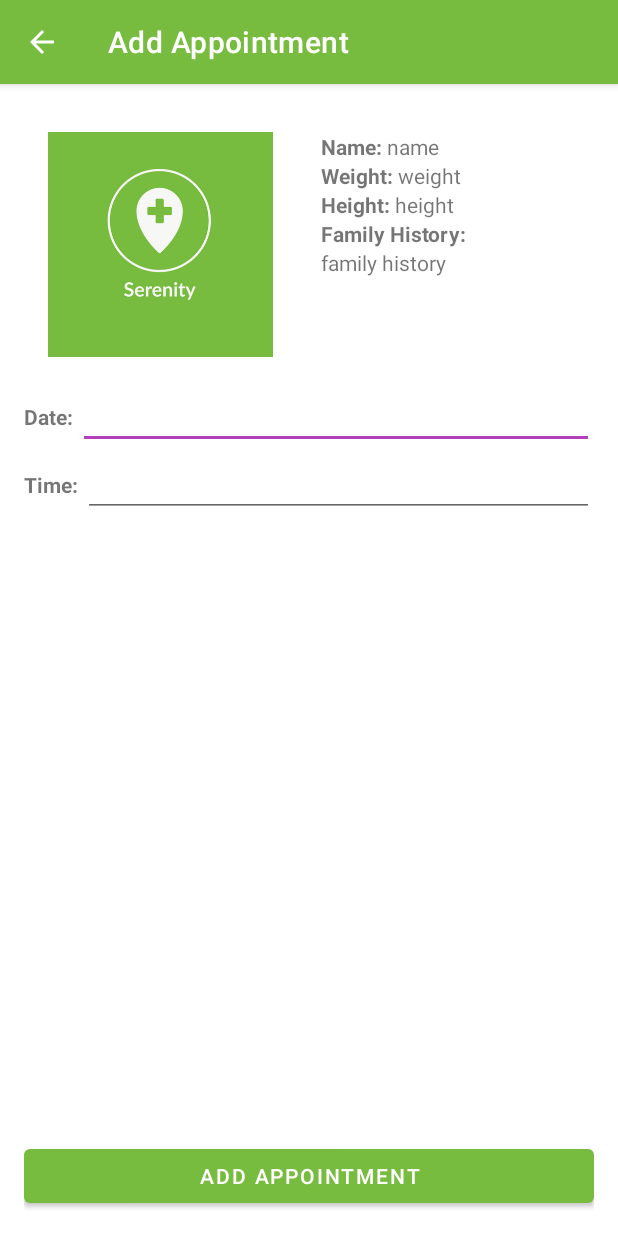
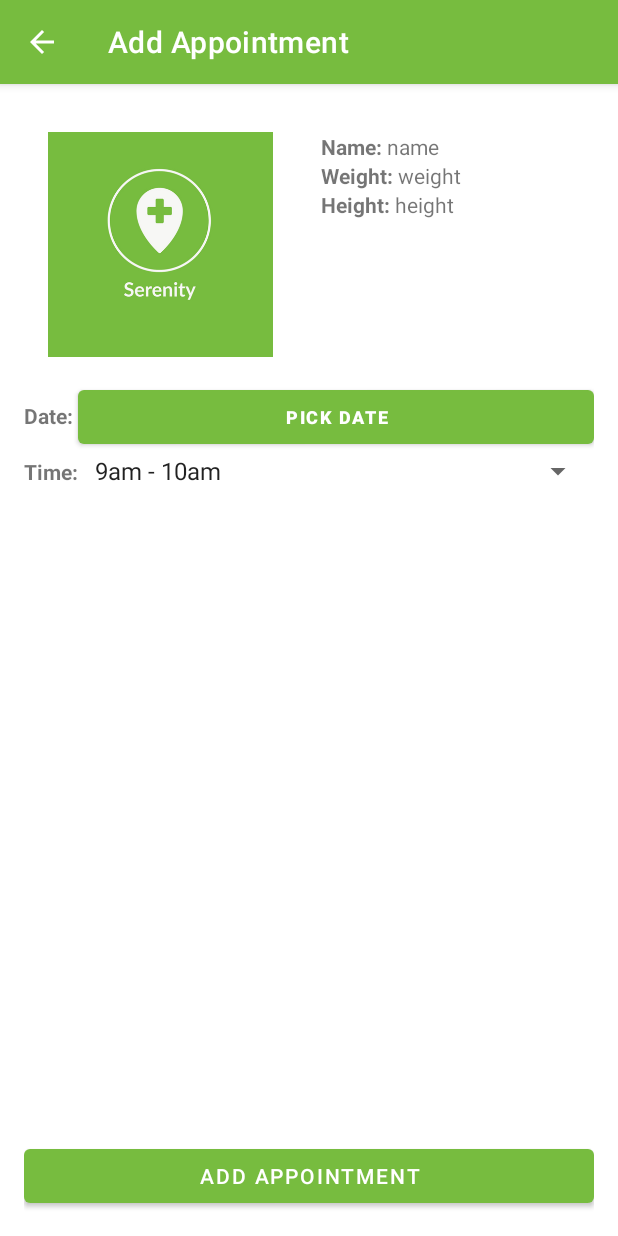
Before and after one commit to Grrom/Serenity-Health, an Android app: the AddAppointmentActivity screen opened directly, with no data from a screen before it, on a phone screen of 412 x 824 dp. Run offline under Robolectric (Android 15) with nearby library versions, the phone set to English and light mode, and no system bars; 4 statements that could not run were skipped.

Commit message:
implement add appointment feature

```diff
--- a/app/src/main/java/com/example/serenityhealth/AddAppointmentActivity.java
+++ b/app/src/main/java/com/example/serenityhealth/AddAppointmentActivity.java
@@ -2,24 +2,78 @@ package com.example.serenityhealth;
 
 import androidx.appcompat.app.AppCompatActivity;
 
+import android.app.DatePickerDialog;
+import android.net.Uri;
 import android.os.Bundle;
+import android.widget.ArrayAdapter;
 import android.widget.Button;
-import android.widget.Toast;
+import android.widget.ImageView;
+import android.widget.Spinner;
+import android.widget.TextView;
+
+import com.example.serenityhealth.helpers.AppointmentDbHelper;
+import com.example.serenityhealth.helpers.Constants;
+import com.example.serenityhealth.helpers.TimeSlot;
+import com.example.serenityhealth.models.ConsultationModel;
+import com.example.serenityhealth.models.UserModel;
+
+import java.text.ParseException;
+import java.util.ArrayList;
+import java.util.Calendar;
+import java.util.Date;
+
 
 public class AddAppointmentActivity extends AppCompatActivity {
+
+    static String TAG = "AddAppointment";
+    Calendar today =  Calendar.getInstance();
 
     @Override
     protected void onCreate(Bundle savedInstanceState) {
         super.onCreate(savedInstanceState);
         setContentView(R.layout.activity_add_appointment);
 
+        UserModel user = (UserModel) getIntent().getSerializableExtra("user");
+
         getSupportActionBar().setTitle("Add Appointment");
 
+        ImageView image = findViewById(R.id.patient_image);
+        TextView name = findViewById(R.id.patient_name);
+        TextView weight = findViewById(R.id.patient_weight);
+        TextView height = findViewById(R.id.patient_height);
+
         Button addAppointmentButton = findViewById(R.id.add_appointment_button);
+        TextView datePicker = findViewById(R.id.date_input);
+
+        name.setText(user.getFullName());
+        weight.setText(user.getWeightKg());
+        height.setText(user.getHeightCm());
+        image.setImageURI(Uri.parse(user.getImageUri()));
+
+        Spinner pickTimeSlot = findViewById(R.id.time_input);
+
+        datePicker.setOnClickListener(view->{
+             DatePickerDialog dp = new DatePickerDialog(this, (view1, year, month, dayOfMonth) -> datePicker.setText(Constants.dateFormatter.format(new Date(year-1900, month, dayOfMonth))),today.get(Calendar.YEAR) , today.get(Calendar.MONTH), today.get(Calendar.DAY_OF_MONTH));
+             dp.show();
+        });
+
+
+        ArrayList<String> timeSlots = new ArrayList<>();
+        for (int i = 0; i < TimeSlot.values().length; i++) {
+            timeSlots.add(TimeSlot.values()[i].value);
+        }
+
+        ArrayAdapter adapter = new ArrayAdapter<String>(this, android.R.layout.simple_spinner_item, timeSlots);
+        adapter.setDropDownViewResource(android.R.layout.simple_spinner_dropdown_item);
+
+        pickTimeSlot.setAdapter(adapter);
 
         addAppointmentButton.setOnClickListener(view -> {
-            onBackPressed();
-            Toast.makeText(this, "This feature is not ready yet", Toast.LENGTH_SHORT).show();
+            try {
+                AppointmentDbHelper.createAppointment(this, new ConsultationModel(Constants.dateFormatter.parse(datePicker.getText().toString()), TimeSlot.toTimeSlot( pickTimeSlot.getSelectedItem().toString()), user));
+            } catch (ParseException e) {
+                e.printStackTrace();
+            }
         });
     }
 
--- a/app/src/main/java/com/example/serenityhealth/adapters/HistoryAdapter.java
+++ b/app/src/main/java/com/example/serenityhealth/adapters/HistoryAdapter.java
@@ -36,8 +36,6 @@ public class HistoryAdapter extends RecyclerView.Adapter<HistoryAdapter.MyViewHo
 
     @Override
     public void onBindViewHolder(@NonNull HistoryAdapter.MyViewHolder holder, int position) {
-        holder.patientImage.setImageResource(consultations.get(position).getImage());
-        holder.patientName.setText(consultations.get(position).getPatientId() + "");
         holder.date.setText(consultations.get(position).getDate().toString());
         holder.time.setText(consultations.get(position).getTime().toString());
 
@@ -56,8 +54,6 @@ public class HistoryAdapter extends RecyclerView.Adapter<HistoryAdapter.MyViewHo
 
     public static class MyViewHolder extends RecyclerView.ViewHolder {
 
-        ImageView patientImage;
-        TextView patientName;
         TextView date;
         TextView time;
         Button proceedButton;
@@ -65,8 +61,6 @@ public class HistoryAdapter extends RecyclerView.Adapter<HistoryAdapter.MyViewHo
         public MyViewHolder(@NonNull View itemView) {
             super(itemView);
 
-            patientImage = itemView.findViewById(R.id.patient_image);
-            patientName = itemView.findViewById(R.id.patient_name);
             date = itemView.findViewById(R.id.consultation_date);
             time = itemView.findViewById(R.id.consultation_time);
             proceedButton = itemView.findViewById(R.id.proceed_consultation);
--- /dev/null
+++ b/app/src/main/java/com/example/serenityhealth/helpers/TimeSlot.java
@@ -0,0 +1,29 @@
+package com.example.serenityhealth.helpers;
+
+public enum TimeSlot {
+    am9_10("9am - 10am"),
+    am10_11("10am - 11am"),
+    am11_12("11am - 12pm"),
+    pm1_2("1pm - 2pm"),
+    pm2_3("2pm - 3pm"),
+    pm3_4("3pm - 4pm"),
+    pm4_5("4pm - 5pm");
+
+    public final String value;
+
+    TimeSlot(String value) {
+        this.value = value;
+    }
+
+    public static TimeSlot toTimeSlot(String value){
+        TimeSlot theSlot = TimeSlot.am9_10;
+
+        for (int i = 0; i < TimeSlot.values().length; i++) {
+            if(TimeSlot.values()[i].value == value){
+               theSlot= TimeSlot.values()[i];
+                break;
+            }
+        }
+        return theSlot;
+    }
+}
--- a/app/src/main/java/com/example/serenityhealth/ui/history/HistoryFragment.java
+++ b/app/src/main/java/com/example/serenityhealth/ui/history/HistoryFragment.java
@@ -14,6 +14,7 @@ import com.example.serenityhealth.R;
 import com.example.serenityhealth.adapters.ConsultationAdapter;
 import com.example.serenityhealth.adapters.HistoryAdapter;
 import com.example.serenityhealth.databinding.FragmentHistoryBinding;
+import com.example.serenityhealth.helpers.TimeSlot;
 import com.example.serenityhealth.models.ConsultationModel;
 
 import java.sql.Time;
@@ -44,9 +45,6 @@ public class HistoryFragment extends Fragment {
     }
 
     private void setupConsultations() {
-        for (int i = 0; i < 12; i++) {
-            consultations.add(new ConsultationModel(R.drawable.serenity, 1, new Date(), new Time(10)));
-        }
     }
 
 
--- a/app/src/main/res/layout/activity_add_appointment.xml
+++ b/app/src/main/res/layout/activity_add_appointment.xml
@@ -14,6 +14,7 @@
         android:orientation="horizontal">
 
         <ImageView
+            android:id="@+id/patient_image"
             android:layout_width="150dp"
             android:layout_height="150dp"
             android:layout_margin="16dp"
@@ -75,24 +76,6 @@
                     android:layout_height="wrap_content"
                     android:text="height" />
             </LinearLayout>
-
-            <LinearLayout
-                android:layout_width="wrap_content"
-                android:layout_height="wrap_content"
-                android:orientation="vertical">
-
-                <TextView
-                    android:layout_width="wrap_content"
-                    android:layout_height="wrap_content"
-                    android:text="Family History: "
-                    android:textStyle="bold" />
-
-                <TextView
-                    android:id="@+id/family_history"
-                    android:layout_width="wrap_content"
-                    android:layout_height="wrap_content"
-                    android:text="family history" />
-            </LinearLayout>
         </LinearLayout>
     </LinearLayout>
 
@@ -111,12 +94,15 @@
                 android:text="Date: "
                 android:textStyle="bold" />
 
-            <EditText
+            <Button
                 android:id="@+id/date_input"
                 android:layout_width="wrap_content"
                 android:layout_height="wrap_content"
+                android:text="Pick date"
+                android:textSize="12sp"
+                android:textStyle="bold"
                 android:layout_weight="1"
-                android:inputType="date" />
+                />
         </LinearLayout>
 
 
@@ -130,12 +116,12 @@
                 android:text="Time: "
                 android:textStyle="bold" />
 
-            <EditText
+            <Spinner
                 android:id="@+id/time_input"
                 android:layout_width="wrap_content"
                 android:layout_height="wrap_content"
                 android:layout_weight="1"
-                android:inputType="time" />
+                 />
 
         </LinearLayout>
     </LinearLayout>
```
Also changed, not shown: app/src/main/java/com/example/serenityhealth/MainActivity.java (+8 -1 lines), app/src/main/java/com/example/serenityhealth/RegisterActivity.java (+4 -3 lines), app/src/main/java/com/example/serenityhealth/adapters/ConsultationAdapter.java (+3 -9 lines), app/src/main/java/com/example/serenityhealth/helpers/AppointmentDbHelper.java (added, +116 -0 lines), app/src/main/java/com/example/serenityhealth/helpers/Constants.java (added, +11 -0 lines), app/src/main/java/com/example/serenityhealth/helpers/UserDbHelper.java (+58 -5 lines), app/src/main/java/com/example/serenityhealth/models/ConsultationModel.java (+11 -15 lines), app/src/main/java/com/example/serenityhealth/models/PatientModel.java (deleted, +0 -55 lines), app/src/main/java/com/example/serenityhealth/models/UserModel.java (+11 -1 lines), app/src/main/java/com/example/serenityhealth/ui/consultations/ConsultationsFragment.java (+29 -13 lines), app/src/main/res/layout/consultation_item_row.xml (+1 -30 lines).
